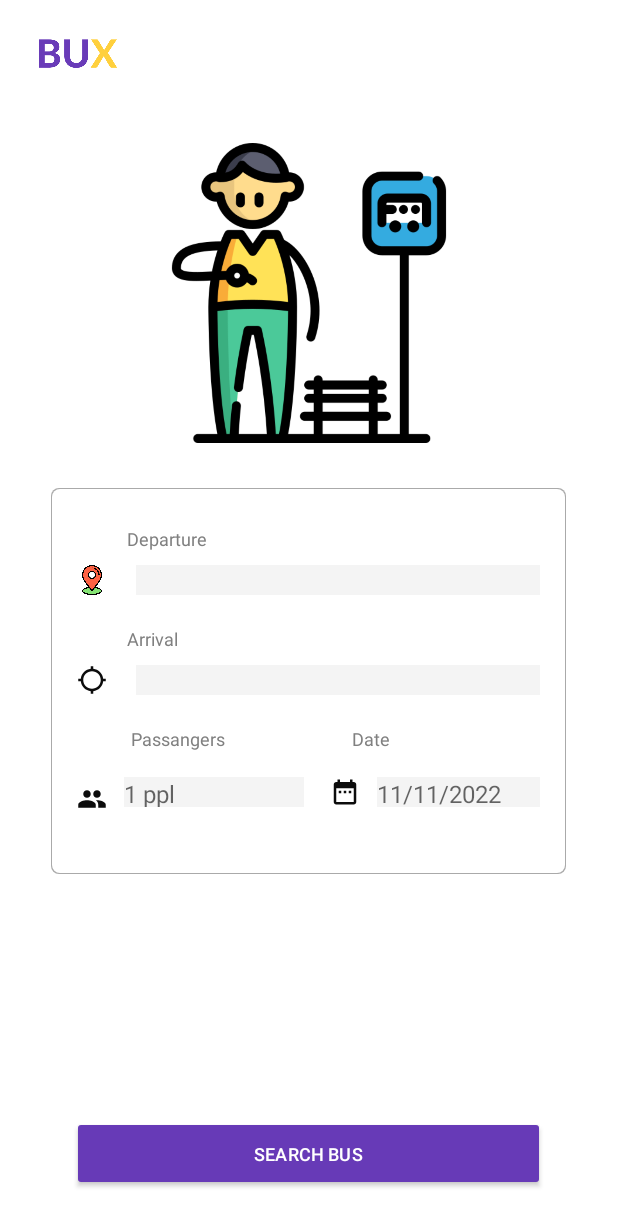
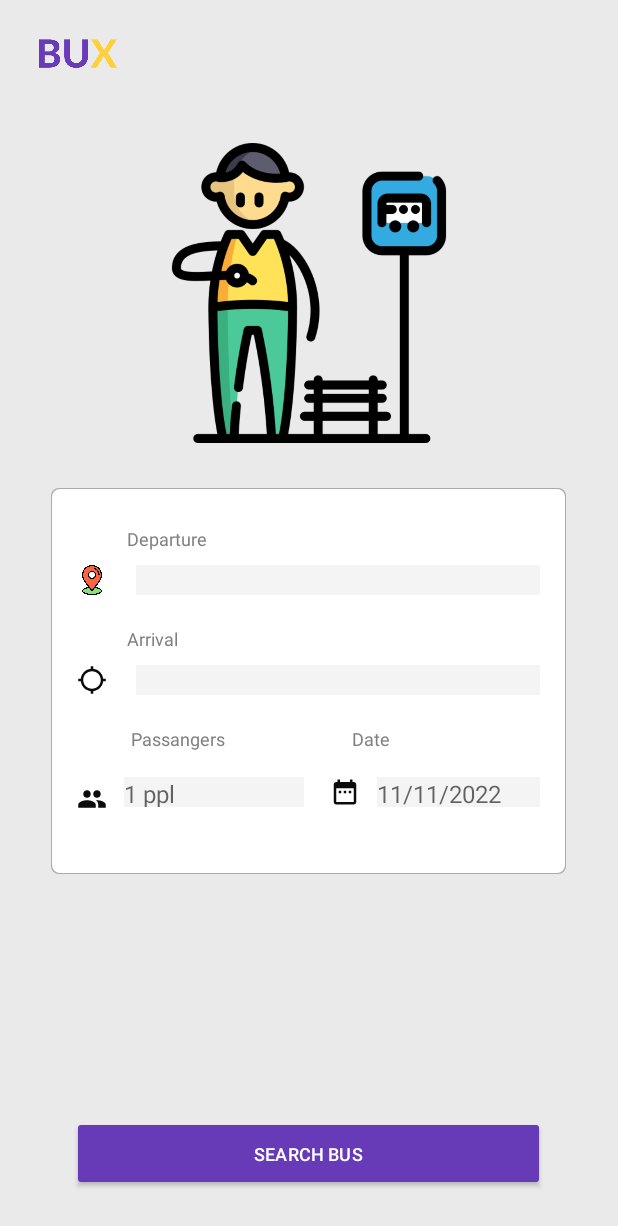
Before and after one commit to ahar032/FinalProject, an Android app: the layout fragment_home.xml on its own in the app's theme, with its tools: preview values and no code run, on a phone screen of 412 x 824 dp. Shown: the top 1226 px of the screen. Run offline under Robolectric (Android 15) with nearby library versions, the phone set to English and light mode, and no system bars.

Commit message:
ganti background

```diff
--- /dev/null
+++ b/app/src/main/res/drawable/ic_baseline_arrow_drop_down_24.xml
@@ -0,0 +1,5 @@
+<vector android:height="24dp" android:tint="#0C0C0C"
+    android:viewportHeight="24" android:viewportWidth="24"
+    android:width="24dp" xmlns:android="http://schemas.android.com/apk/res/android">
+    <path android:fillColor="@android:color/white" android:pathData="M7,10l5,5 5,-5z"/>
+</vector>
--- a/app/src/main/res/layout/fragment_home.xml
+++ b/app/src/main/res/layout/fragment_home.xml
@@ -5,8 +5,9 @@
     android:layout_width="match_parent"
     android:layout_height="match_parent"
     tools:context=".bus.HomeFragment"
-    android:layout_marginHorizontal="16dp">
+    android:background="#eaeaea">
     <ImageView
+        android:layout_marginHorizontal="16dp"
         android:layout_width="70dp"
         android:layout_height="70dp"
         android:id="@+id/logo"
```
